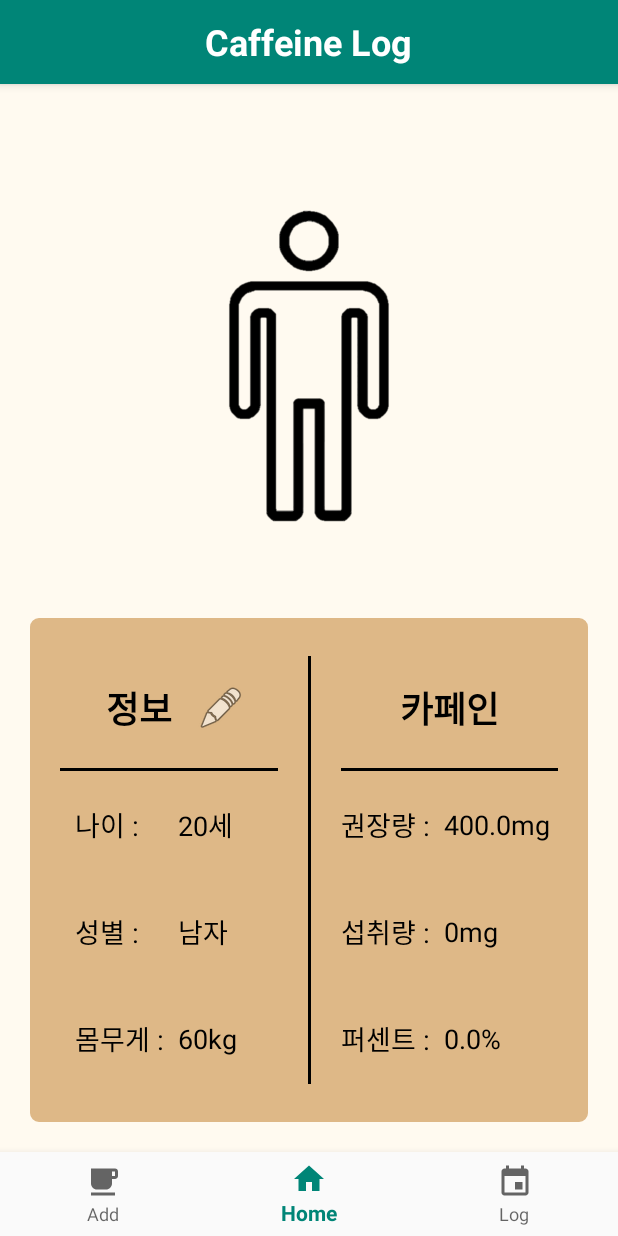
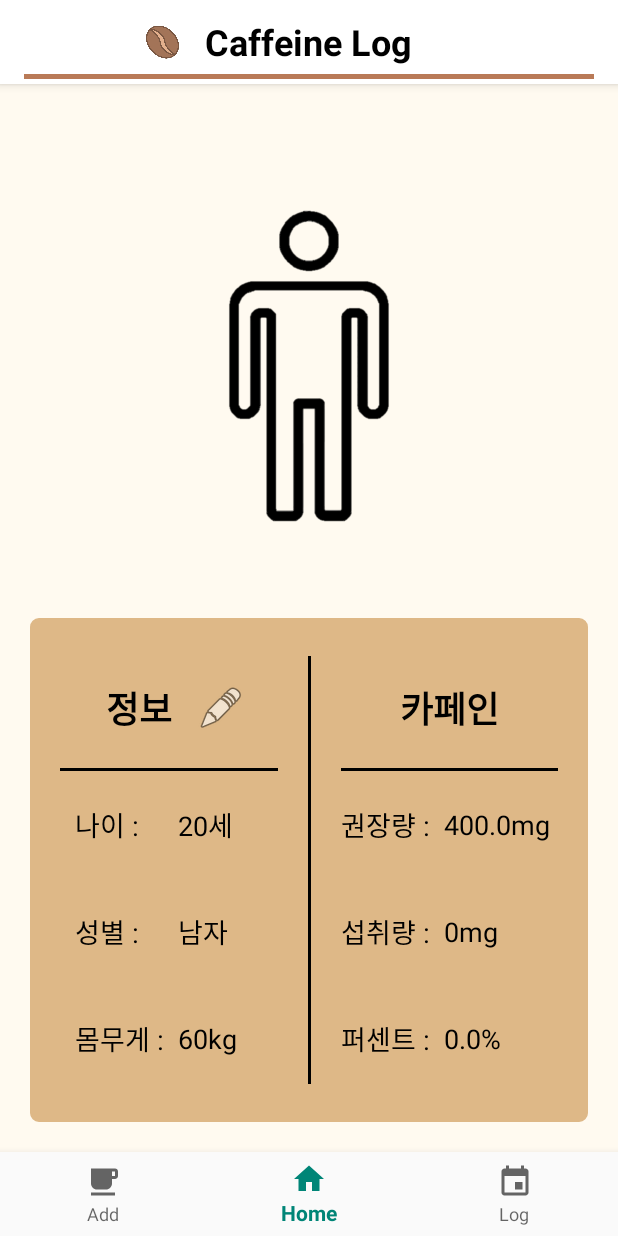
Before and after one commit to cksalchl0102/CaffeineLog, an Android app: the screen it shows after launch (Main2Activity), on a phone screen of 412 x 824 dp. Run offline under Robolectric (Android 15) with nearby library versions, the phone set to English and light mode, and no system bars; our stand-ins replace navigation-ui.

Commit message:
actionbar수정, 주석추가, mainActivity 삭제

```diff
--- a/app/src/main/AndroidManifest.xml
+++ b/app/src/main/AndroidManifest.xml
@@ -27,9 +27,6 @@
         </receiver>
 
 
-        <activity
-            android:name=".MainActivity"
-            android:label="@string/title_activity_main2" />
         <activity android:name=".Main2Activity">
             <intent-filter>
                 <action android:name="android.intent.action.MAIN" />
--- a/app/src/main/java/kr/co/caffeinelog/Common/FilebaseBroker.java
+++ b/app/src/main/java/kr/co/caffeinelog/Common/FilebaseBroker.java
@@ -15,7 +15,7 @@ public class FilebaseBroker extends DatabaseBroker {
 
     String defaultInfo = "age:20####gender:남자####weight:60";
 
-    //info============================================================================
+    //info 초가화(셋팅)==========================================================================
     public void setInfoOnDataBrokerListener(Context context, OnDataBrokerListener onDataBrokerListener){
         infoOnDataBrokerListener = onDataBrokerListener;
 
@@ -46,8 +46,9 @@ public class FilebaseBroker extends DatabaseBroker {
 
     //info 값 저장============================================================
     public void saveInfoDatabase(Context context, Info infoDatabase){
-        infoDatabaseStr = infoDatabase.toString();
+        infoDatabaseStr = infoDatabase.toString(); //새로운 info 값
 
+        //새로운 info 값 내부파일에 저장하기
         try {
             String fileName = rootPath+".txt";
             FileOutputStream fileOutputStream = context.openFileOutput(fileName, Context.MODE_PRIVATE);
@@ -60,7 +61,6 @@ public class FilebaseBroker extends DatabaseBroker {
             infoOnDataBrokerListener.onChange(infoDatabaseStr);
         }
     }
-
 
     public void setCheckDatabaseRoot(DatabaseBroker.OnDataBrokerListener onDataBrokerListener){
 
--- a/app/src/main/java/kr/co/caffeinelog/Common/Info.java
+++ b/app/src/main/java/kr/co/caffeinelog/Common/Info.java
@@ -1,16 +1,17 @@
 package kr.co.caffeinelog.Common;
 
-public class Info {
+public class Info { //사용자 정보 class
     public int age;
     public String gender;
     public int weight;
 
-    public Info(){
+    public Info(){ //info 값 초기화
         age = 20;
         gender = "남자";
         weight = 60;
     }
 
+    //내부 파일 저장 형식으로 되어있는 것을 파싱해서 변수에 넣어줌
     public Info(String str){
         age = 20;
         gender = "남자";
@@ -32,6 +33,7 @@ public class Info {
         }
     }
 
+    //내부 파일에 저장 형식에 맞추기
     public String toString(){
         String str = "";
         str += "age"+":"+age;
--- a/app/src/main/java/kr/co/caffeinelog/HomeFragment.java
+++ b/app/src/main/java/kr/co/caffeinelog/HomeFragment.java
@@ -65,43 +65,9 @@ public class HomeFragment extends Fragment {
     public void onResume() {
         super.onResume();
 
-        infoDatabase = ((Main2Activity)getActivity()).infoDatabase; //저장된 info 값 불러오기
+        infoDatabase = ((Main2Activity)getActivity()).infoDatabase; //내부파일에 저장된 info 값 불러오기
 
-        //info 값 세팅----------------------
-        age = infoDatabase.age;
-        gender = infoDatabase.gender;
-        weight = infoDatabase.weight;
-
-        if(age>=20){
-            recommended = 400;
-        }else{
-            recommended = weight*2.5;
-        }
-
-        //textview에 info 값 표시------------------
-        ageView.setText(age+"세");
-        genderView.setText(gender+"");
-        weightView.setText(weight+"kg");
-        recommendedView.setText(recommended+"mg");
-
-
-        //하루 섭취한 카페인-----------------------------
-        caffeinePrefs = this.getActivity().getSharedPreferences("daily_caffeine",0);
-
-        intakeCaffeine = caffeinePrefs.getInt("intake_caffeine",0);
-        intakeView.setText(intakeCaffeine+"mg");
-
-        percent=intakeCaffeine/recommended*100;
-        percentView.setText(percent+"%");
-
-        //사람 모양 프로그래스바 값 설정-----------------------
-        if(intakeCaffeine>recommended) {
-            Resources res = getResources();
-            Drawable progressdrawble = res.getDrawable(R.drawable.custom_progressbar_warning);
-            progressBar.setProgressDrawable(progressdrawble);
-        }
-
-        progressBar.setProgress((int)Math.round(percent));
+        setValueText(infoDatabase);
     }
 
     //imageview 클릭시****//////////////////////////////////////////////////////////////////
@@ -120,27 +86,53 @@ public class HomeFragment extends Fragment {
                 public void finish(Info result) {
                     infoDatabase = result;
 
+                    setValueText(infoDatabase);
+                }
+            });
+
+        }
+    };
+
+    //값 셋팅하고 TextView 및 Progressbar에 표시
+    public void setValueText(Info infoDatabase){
+
+        //info 값 세팅----------------------------
         age = infoDatabase.age;
         gender = infoDatabase.gender;
         weight = infoDatabase.weight;
 
+        //textview에 info 값 표시--------------------------
+        ageView.setText(age+"세");
+        genderView.setText(gender+"");
+        weightView.setText(weight+"kg");
+
+
+        //사용자 나이가 20세 미만일 경우
+        //카페인 권장량은 1kg당 2.5mg ----------------------------
         if(age>=20){
             recommended = 400;
         }else{
             recommended = weight*2.5;
         }
+        recommendedView.setText(recommended+"mg");
+
+
+        //하루 섭취한 카페인--------------------------------------------
+        //prefenrence에 저장된 하루 카페인 섭취량을 불러옴.
+        caffeinePrefs = this.getActivity().getSharedPreferences("daily_caffeine",0);
 
         intakeCaffeine = caffeinePrefs.getInt("intake_caffeine",0);
-                    percent=intakeCaffeine/recommended*100;
+        intakeView.setText(intakeCaffeine+"mg");
 
-                    intakeView.setText(intakeCaffeine+"mg");
+
+        //퍼센트 소수점 둘째자리까지만 출력-----------------------------------
+        percent = intakeCaffeine/recommended*100;
+        percent = Math.round(percent*100)/100.0;
         percentView.setText(percent+"%");
 
-                    ageView.setText(age+"세");
-                    genderView.setText(gender+"");
-                    weightView.setText(weight+"kg");
-                    recommendedView.setText(recommended+"mg");
 
+        //사람 모양 프로그래스바 값 설정---------------------------------
+        //하루 카페인 섭취량이 권장량을 넘을 경우 빨간색
         if(intakeCaffeine>recommended) {
             Resources res = getResources();
             Drawable progressdrawble = res.getDrawable(R.drawable.custom_progressbar_warning);
@@ -148,30 +140,7 @@ public class HomeFragment extends Fragment {
         }
 
         progressBar.setProgress((int)Math.round(percent));
-                }
-            });
 
     }
-    };
 
-    //하루가 지나서 리셋된 카페인 섭취량 다시 표시//////////////////////////////////////////////////////
-    /*public class DeviceEventReceiver extends BroadcastReceiver {
-
-        @Override
-        public void onReceive(Context context, Intent intent) {
-            final String action = intent.getAction();
-
-            if (Intent.ACTION_TIMEZONE_CHANGED.equals(action)) {
-                SharedPreferences caffeinePrefs = context.getSharedPreferences("daily_caffeine",0);
-                SharedPreferences.Editor editor = caffeinePrefs.edit();
-
-                editor.putInt("intake_caffeine",0);
-                editor.apply();
-
-                intakeCaffeine = caffeinePrefs.getInt("intake_caffeine",0);
-                intakeView.setText(intakeCaffeine+"mg");
-                percentView.setText((intakeCaffeine/recommended*100)+"%");
 }
-        }
-    }*/
-}
--- a/app/src/main/java/kr/co/caffeinelog/Main2Activity.java
+++ b/app/src/main/java/kr/co/caffeinelog/Main2Activity.java
@@ -39,7 +39,8 @@ public class Main2Activity extends AppCompatActivity {
 
         getSupportActionBar().setDisplayOptions(ActionBar.DISPLAY_SHOW_CUSTOM);
         getSupportActionBar().setCustomView(R.layout.custom_action_bar);
-        //getSupportActionBar().setBackgroundDrawable(new ColorDrawable(0xFFFF0000));
+        getSupportActionBar().setBackgroundDrawable(new ColorDrawable(0xFFffffff));
+
 
         context = this;
 
--- a/app/src/main/res/layout/custom_action_bar.xml
+++ b/app/src/main/res/layout/custom_action_bar.xml
@@ -9,20 +9,40 @@
     <RelativeLayout
         android:layout_width="match_parent"
         android:layout_height="match_parent"
-        android:layout_weight="1">
+        android:layout_weight="1"
+        android:paddingTop="3dp"
+        android:paddingBottom="3dp">
+
+        <ImageView
+            android:id="@+id/imageView"
+            android:layout_width="22dp"
+            android:layout_height="wrap_content"
+            android:layout_centerVertical="true"
+            android:layout_toLeftOf="@id/titleName"
+            app:srcCompat="@drawable/actionbar_icon" />
 
         <TextView
             android:id="@+id/titleName"
             android:layout_width="wrap_content"
-            android:layout_height="match_parent"
+            android:layout_height="wrap_content"
             android:layout_alignWithParentIfMissing="false"
             android:layout_centerInParent="true"
             android:layout_gravity="center"
+            android:layout_marginStart="5dp"
+            android:layout_marginEnd="5dp"
             android:gravity="center"
             android:text="  Caffeine Log  "
-            android:textColor="@android:color/background_light"
+            android:textColor="@color/contents"
             android:textSize="24sp"
             android:textStyle="bold" />
+
+
+
+        <View
+            android:layout_width="match_parent"
+            android:layout_height="3dp"
+            android:layout_alignParentBottom="true"
+            android:background="#B97A57" />
 
     </RelativeLayout>
 
--- a/app/src/main/res/layout/home_fragment.xml
+++ b/app/src/main/res/layout/home_fragment.xml
@@ -98,7 +98,7 @@
                         android:id="@+id/ageView"
                         android:layout_width="wrap_content"
                         android:layout_height="wrap_content"
-                        android:text="22세"
+                        android:text="20세"
                         android:textColor="@color/contents"
                         android:textSize="18sp" />
                 </TableRow>
@@ -207,7 +207,7 @@
                         android:id="@+id/recommendedView"
                         android:layout_width="wrap_content"
                         android:layout_height="wrap_content"
-                        android:text="600mg"
+                        android:text="100mg"
                         android:textColor="@color/contents"
                         android:textSize="18sp" />
                 </TableRow>
@@ -230,7 +230,7 @@
                         android:id="@+id/intakeView"
                         android:layout_width="wrap_content"
                         android:layout_height="wrap_content"
-                        android:text="300mg"
+                        android:text="100mg"
                         android:textColor="@color/contents"
                         android:textSize="18sp" />
                 </TableRow>
@@ -253,7 +253,7 @@
                         android:id="@+id/percentView"
                         android:layout_width="wrap_content"
                         android:layout_height="wrap_content"
-                        android:text="50%"
+                        android:text="100%"
                         android:textColor="@color/contents"
                         android:textSize="18sp" />
                 </TableRow>
--- a/app/src/main/res/values/colors.xml
+++ b/app/src/main/res/values/colors.xml
@@ -1,8 +1,8 @@
 <?xml version="1.0" encoding="utf-8"?>
 <resources>
     <color name="colorPrimary">#008577</color>
-    <color name="colorPrimaryDark">#00574B</color>
+    <color name="colorPrimaryDark">#7A5742</color>
     <color name="colorAccent">#D81B60</color>
-    <color name="background">#fff</color>
+    <color name="background">#FFFFFF</color>
     <color name="contents">#000000</color>
 </resources>
```
Also changed, not shown: app/src/main/java/kr/co/caffeinelog/InfoEditDialog.java (+21 -2 lines), app/src/main/java/kr/co/caffeinelog/MainActivity.java (deleted, +0 -49 lines), app/src/main/res/layout/activity_main.xml (deleted, +0 -52 lines). Lines whose indentation alone changed are shown as unchanged.
